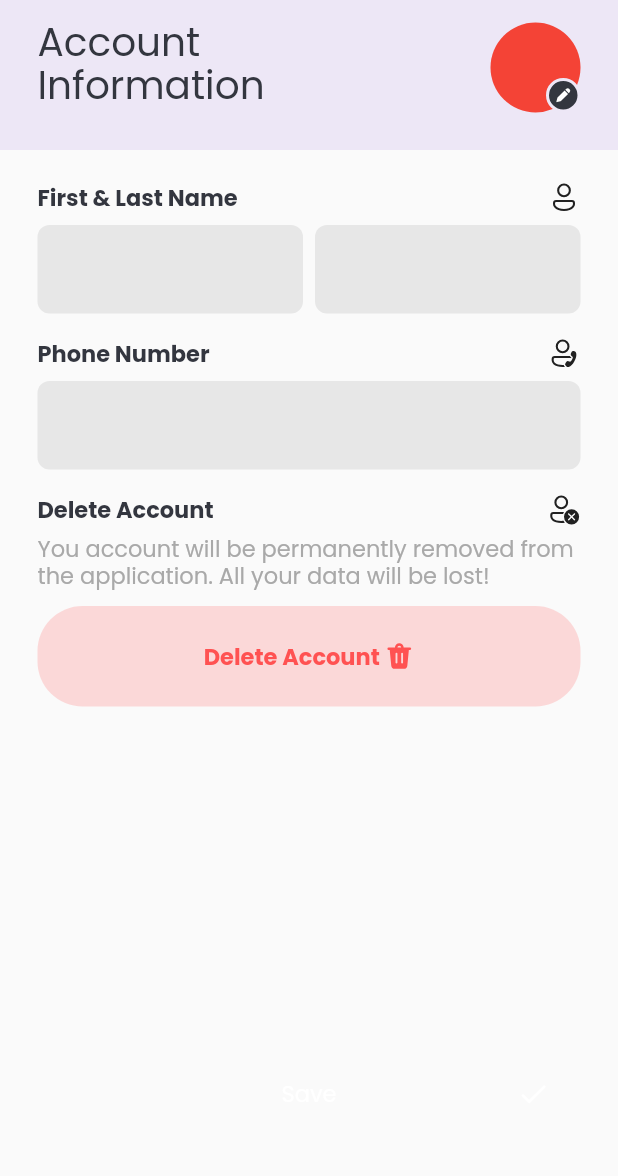
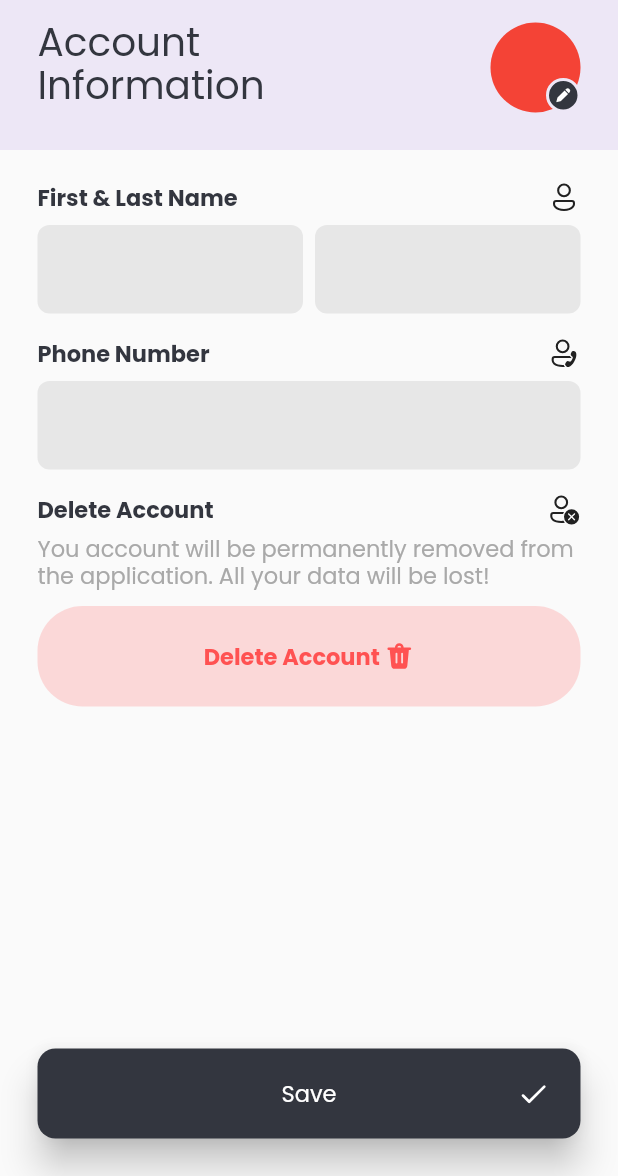
Before and after one commit to Omar-IDOUDAOUD/aissam-store-old, a Flutter app: the SettingsAccountInfo screen opened by its route, on a phone screen of 412 x 824 dp, the part 60-1236 px from its top. Run offline on Flutter 3.47's test engine with Material 2 defaults, Android fonts, the phone set to English and light mode, and no system bars; our stand-ins replace cloud_firestore, connectivity_plus, firebase_auth, firebase_core, firebase_storage, flutter_svg and 3 more; accounts and stored records are empty; network calls fail; project files that could hold a hidden picture were left out.

Commit message:
add button builder

```diff
--- a/lib/models/product.dart
+++ b/lib/models/product.dart
@@ -137,5 +137,6 @@ class Product {
         categories: ['Qaftans'],
         reviews: 5,
         rankingAverage: 4,
+        sells: 4,
       );
 }
--- a/lib/view/add_checkout_address/add_checkout_address.dart
+++ b/lib/view/add_checkout_address/add_checkout_address.dart
@@ -1,5 +1,5 @@
 import 'package:aissam_store/core/constants/colors.dart';
-import 'package:aissam_store/view/public/button.dart';
+import 'package:aissam_store/view/public/button/button.dart';
 import 'package:aissam_store/view/public/text_field.dart';
 import 'package:flutter/material.dart';
 import 'package:flutter_svg/svg.dart';
--- a/lib/view/auth/authentication.dart
+++ b/lib/view/auth/authentication.dart
@@ -4,7 +4,7 @@ import 'package:aissam_store/services/auth/auth_result.dart';
 import 'package:aissam_store/services/auth/authentication.dart';
 import 'package:aissam_store/view/auth/widgets/sign_in_tab_fields.dart';
 import 'package:aissam_store/view/auth/widgets/sign_up_tab_field.dart';
-import 'package:aissam_store/view/public/button.dart';
+import 'package:aissam_store/view/public/button/button.dart';
 import 'package:flutter/material.dart';
 import 'package:flutter_svg/svg.dart';
 import 'package:get/get.dart';
--- a/lib/view/checkout/chackout.dart
+++ b/lib/view/checkout/chackout.dart
@@ -2,7 +2,7 @@ import 'package:aissam_store/core/constants/colors.dart';
 import 'package:aissam_store/view/checkout/steps/payment.dart';
 import 'package:aissam_store/view/checkout/steps/review.dart';
 import 'package:aissam_store/view/checkout/steps/shipping.dart';
-import 'package:aissam_store/view/public/button.dart';
+import 'package:aissam_store/view/public/button/button.dart';
 import 'package:flutter/material.dart';
 import 'package:flutter_svg/flutter_svg.dart';
 import 'package:get/get.dart';
--- a/lib/view/home/tabs/my_cart/widgets/modify_button.dart
+++ b/lib/view/home/tabs/my_cart/widgets/modify_button.dart
@@ -1,9 +1,10 @@
-import 'package:aissam_store/view/public/button.dart';
+import 'package:aissam_store/view/public/button/button.dart';
 import 'package:flutter/material.dart';
 import 'package:flutter_svg/flutter_svg.dart';
 import 'package:get/get.dart';
 
-import 'package:aissam_store/view/product_dets/add_to_cart_bottom_sheet/add_to_card_bottom_sheet.dart' as ProductDetsPage ;
+import 'package:aissam_store/view/product_dets/add_to_cart_bottom_sheet/add_to_card_bottom_sheet.dart'
+    as ProductDetsPage;
 import 'package:aissam_store/view/home/tabs/my_cart/widgets/cart_item.dart'
     as CartItemFile show Button;
 
@@ -92,7 +93,6 @@ class _ModifyButtonState extends State<ModifyButton>
     );
   }
 
-
   void _closeAddToCartButton() {
     Get.back();
     _modifyProductButtonOverLayAnCtrl.reverse().then((value) {
--- a/lib/view/home/tabs/settings/settings.dart
+++ b/lib/view/home/tabs/settings/settings.dart
@@ -1,6 +1,6 @@
 import 'package:aissam_store/controller/connectivity.dart';
 import 'package:aissam_store/core/constants/colors.dart';
-import 'package:aissam_store/view/public/button.dart';
+import 'package:aissam_store/view/public/button/button.dart';
 import 'package:flutter/cupertino.dart';
 import 'package:flutter/material.dart';
 import 'package:flutter_svg/svg.dart';
--- a/lib/view/product_dets/add_to_cart_bottom_sheet/add_to_cart_button.dart
+++ b/lib/view/product_dets/add_to_cart_bottom_sheet/add_to_cart_button.dart
@@ -1,4 +1,4 @@
-import 'package:aissam_store/view/public/button.dart';
+import 'package:aissam_store/view/public/button/button.dart';
 import 'package:flutter/cupertino.dart';
 import 'package:flutter/material.dart';
 import 'package:flutter_svg/flutter_svg.dart';
--- a/lib/view/product_dets/add_to_cart_bottom_sheet/proceed_to_checkout_button.dart
+++ b/lib/view/product_dets/add_to_cart_bottom_sheet/proceed_to_checkout_button.dart
@@ -1,4 +1,4 @@
-import 'package:aissam_store/view/public/button.dart';
+import 'package:aissam_store/view/public/button/button.dart';
 import 'package:flutter/material.dart';
 import 'package:flutter_svg/flutter_svg.dart';
 import 'package:get/get.dart';
--- a/lib/view/public/button.dart
+++ /dev/null
@@ -1,66 +0,0 @@
-import 'package:aissam_store/core/constants/colors.dart';
-import 'package:flutter/cupertino.dart';
-import 'package:flutter/material.dart';
-
-class Button extends StatefulWidget {
-  Button({
-    super.key,
-    this.onPressed,
-    required this.child,
-    this.isHeightMinimize = false,
-    this.isOutline = false,
-    this.padding,
-    this.enabled = true,
-  });
-  final Function()? onPressed;
-  final Widget child;
-  final bool isHeightMinimize;
-  final bool isOutline;
-  final EdgeInsets? padding;
-  final bool enabled;
-
-  @override
-  State<Button> createState() => _ButtonState();
-}
-
-class _ButtonState extends State<Button> {
-  @override
-  Widget build(BuildContext context) {
-    return MaterialButton(
-      height: widget.isHeightMinimize ? 60 : 75,
-      elevation: !widget.isOutline && widget.enabled ? 10 : 0,
-      focusElevation: 0,
-      highlightElevation: 0,
-      padding: EdgeInsets.zero,
-      hoverElevation: 0,
-      color: widget.isOutline ? Colors.transparent : CstColors.a,
-      onPressed: widget.enabled ? widget.onPressed : () {},
-      splashColor: Colors.black.withOpacity(.1),
-      focusColor: Colors.transparent,
-      highlightColor: Colors.transparent,
-      hoverColor: Colors.transparent,
-      shape: RoundedRectangleBorder(
-        borderRadius: BorderRadius.circular(widget.isHeightMinimize ? 12 : 15),
-        side: widget.isOutline
-            ? BorderSide(color: CstColors.a, width: 2)
-            : BorderSide.none,
-      ),
-      child: DecoratedBox(
-        position: DecorationPosition.foreground,
-        decoration: BoxDecoration(
-          borderRadius:
-              BorderRadius.circular(widget.isHeightMinimize ? 12 : 15),
-          color: !widget.enabled ? Colors.black.withOpacity(.2) : null,
-        ),
-        child: Padding(
-          padding: widget.padding ??
-              EdgeInsets.symmetric(
-                horizontal: widget.isHeightMinimize ? 20 : 30,
-                vertical: 10,
-              ),
-          child: widget.child,
-        ),
-      ),
-    );
-  }
-}
--- /dev/null
+++ b/lib/view/public/button/button.dart
@@ -0,0 +1,126 @@
+import 'package:aissam_store/core/constants/colors.dart';
+import 'package:flutter/cupertino.dart';
+import 'package:flutter/material.dart';
+import 'package:get/get.dart';
+
+import 'button_color_builder.dart';
+
+class Button extends StatefulWidget {
+  Button({
+    super.key,
+    this.onPressed,
+    required this.child,
+    this.isHeightMinimize = false,
+    this.isOutline = false,
+    this.padding,
+    this.enabled = true,
+  });
+  final Function()? onPressed;
+  final Widget child;
+  final bool isHeightMinimize;
+  final bool isOutline;
+  final EdgeInsets? padding;
+  final bool enabled;
+
+  @override
+  State<Button> createState() => _ButtonState();
+}
+
+class _ButtonState extends State<Button> {
+  @override
+  Widget build(BuildContext context) {
+    // return MaterialButton(
+    //   height: widget.isHeightMinimize ? 60 : 75,
+    //   elevation: !widget.isOutline && widget.enabled ? 10 : 0,
+    //   focusElevation: 0,
+    //   highlightElevation: 0,
+    //   padding: EdgeInsets.zero,
+    //   hoverElevation: 0,
+    //   color: widget.isOutline ? Colors.transparent : CstColors.a,
+    //   onPressed: widget.enabled ? widget.onPressed : () {},
+    //   splashColor: Colors.black.withOpacity(.1),
+    //   focusColor: Colors.transparent,
+    //   highlightColor: Colors.transparent,
+    //   hoverColor: Colors.transparent,
+    //   shape: RoundedRectangleBorder(
+    //     borderRadius: BorderRadius.circular(widget.isHeightMinimize ? 12 : 15),
+    //     side: widget.isOutline
+    //         ? BorderSide(color: CstColors.a, width: 2)
+    //         : BorderSide.none,
+    //   ),
+    //   child: DecoratedBox(
+    //     position: DecorationPosition.foreground,
+    //     decoration: BoxDecoration(
+    //       borderRadius:
+    //           BorderRadius.circular(widget.isHeightMinimize ? 12 : 15),
+    //       color: !widget.enabled ? Colors.black.withOpacity(.2) : null,
+    //     ),
+    //     child: Padding(
+    //       padding: widget.padding ??
+    //           EdgeInsets.symmetric(
+    //             horizontal: widget.isHeightMinimize ? 20 : 30,
+    //             vertical: 10,
+    //           ),
+    //       child: widget.child,
+    //     ),
+    //   ),
+    // );
+    final borderRadius =
+        BorderRadius.circular(widget.isHeightMinimize ? 12 : 15);
+    return ButtonColorBuilder(
+        color: widget.isOutline ? Colors.white : CstColors.a,
+        onTap: widget.enabled ? widget.onPressed : null,
+        builder: (color, focus) {
+          return AnimatedPhysicalModel(
+            borderRadius: borderRadius,
+            duration: 100.milliseconds,
+            shape: BoxShape.rectangle,
+            animateColor: false,
+            color: Colors.transparent,
+            shadowColor: Colors.black,
+            elevation: focus
+                ? 0
+                : !widget.isOutline && widget.enabled
+                    ? 10
+                    : 0,
+            child: Container(
+              // duration: 200.milliseconds,
+              height: widget.isHeightMinimize ? 60 : 75,
+              decoration: BoxDecoration(
+                // boxShadow:
+                //     ? [
+                //         BoxShadow(
+                //             blurRadius: 20,
+                //             color: Colors.black.withOpacity(.5),
+                //             offset: Offset())
+                //       ]
+                //     : null,
+                borderRadius: borderRadius,
+
+                color: color,
+                border: widget.isOutline
+                    ? Border.all(color: CstColors.a, width: 2)
+                    : null,
+              ),
+              foregroundDecoration: BoxDecoration(
+                borderRadius: borderRadius,
+                color: !widget.enabled ? Colors.black.withOpacity(.2) : null,
+              ),
+              padding: widget.padding ??
+                  EdgeInsets.symmetric(
+                    horizontal: widget.isHeightMinimize ? 20 : 30,
+                    vertical: 10,
+                  ),
+              child: widget.child,
+
+              // splashColor: Colors.black.withOpacity(.1),
+              // focusColor: Colors.transparent,
+              // highlightColor: Colors.transparent,
+              // hoverColor: Colors.transparent,
+              // shape: RoundedRectangleBorder(
+              // ),
+            ),
+          );
+        });
+  }
+}
--- /dev/null
+++ b/lib/view/public/button/button_color_builder.dart
@@ -0,0 +1,86 @@
+import 'package:flutter/material.dart';
+import 'package:get/get.dart';
+
+class ButtonColorBuilder extends StatefulWidget {
+  const ButtonColorBuilder(
+      {super.key,
+      required this.color,
+      required this.builder,
+      this.onTap,
+      this.focusColor});
+
+  final Color color;
+  final Widget Function(Color currentColor, bool isFocus) builder;
+  final Function()? onTap;
+  final Color? focusColor;
+
+  @override
+  State<ButtonColorBuilder> createState() => _ButtonColorBuilderState();
+}
+
+class _ButtonColorBuilderState extends State<ButtonColorBuilder>
+    with SingleTickerProviderStateMixin {
+  late final AnimationController _animationController;
+  late final Animation<Color?> _animation;
+
+  @override
+  void initState() {
+    // TODO: implement initState
+    super.initState();
+    _animationController =
+        AnimationController(vsync: this, duration: 100.milliseconds);
+    _animation = ColorTween(
+            begin: widget.color,
+            end:
+                widget.focusColor ?? Color.lerp(widget.color, Colors.black, .2))
+        .animate(CurvedAnimation(
+            parent: _animationController, curve: Curves.linearToEaseOut));
+  }
+
+  @override
+  void dispose() {
+    // TODO: implement dispose
+    _animationController.dispose();
+    super.dispose();
+  }
+
+  bool _isFocus = false;
+  @override
+  Widget build(BuildContext context) {
+    return GestureDetector(
+      onTap: widget.onTap,
+      // onTapUp: (d) => widget.onTap != null ? widget.onTap!() : null,
+      // onLongPress: widget.onTap,
+      onLongPressDown: (c) {
+        _isFocus = true;
+        _animationController.animateTo(1, duration: 50.milliseconds);
+      },
+      onLongPressCancel: () {
+        _isFocus = false;
+        _animationController.reverse();
+      },
+      onLongPressUp: () {
+        // if (widget.onTap != null) widget.onTap!();
+        _isFocus = false;
+        _animationController.reverse();
+      },
+      // onTapDown: (c) {},
+      // onTapCancel: () {
+      //   // _animationController.animate(1);
+      //   _isFocus = false;
+      //   _animationController.reverse();
+      // },
+      // onTapUp: (c) {
+      //   _isFocus = false;
+
+      //   _animationController.reverse();
+      // },
+      child: AnimatedBuilder(
+        animation: _animation,
+        builder: (context, c) {
+          return widget.builder(_animation.value!, _isFocus);
+        },
+      ),
+    );
+  }
+}
--- a/lib/view/settings/account_info.dart
+++ b/lib/view/settings/account_info.dart
@@ -1,7 +1,7 @@
 import 'dart:math';
 
 import 'package:aissam_store/core/constants/colors.dart';
-import 'package:aissam_store/view/public/button.dart';
+import 'package:aissam_store/view/public/button/button.dart';
 import 'package:aissam_store/view/public/text_field.dart';
 import 'package:flutter/material.dart';
 import 'package:flutter_svg/svg.dart';
@@ -237,7 +237,7 @@ class _SettingsAccountInfoState extends State<SettingsAccountInfo> {
                     ),
                   ),
                   Spacer(),
-                   Button(
+                  Button(
                     isHeightMinimize: true,
                     child: Row(
                       mainAxisAlignment: MainAxisAlignment.spaceBetween,
--- a/lib/view/settings/addresses.dart
+++ b/lib/view/settings/addresses.dart
@@ -3,7 +3,7 @@ import 'dart:math';
 import 'package:aissam_store/core/constants/colors.dart';
 import 'package:aissam_store/view/checkout/steps/shipping.dart' as CheckoutPage
     show AddressCard;
-import 'package:aissam_store/view/public/button.dart';
+import 'package:aissam_store/view/public/button/button.dart';
 import 'package:flutter/material.dart';
 import 'package:flutter_svg/flutter_svg.dart';
 import 'package:get/get.dart';
--- a/lib/view/settings/appearence.dart
+++ b/lib/view/settings/appearence.dart
@@ -1,7 +1,7 @@
 import 'dart:math';
 
 import 'package:aissam_store/core/constants/colors.dart';
-import 'package:aissam_store/view/public/button.dart';
+import 'package:aissam_store/view/public/button/button.dart';
 import 'package:aissam_store/view/public/radio.dart';
 import 'package:flutter/cupertino.dart';
 import 'package:flutter/material.dart';
@@ -67,7 +67,6 @@ class _HeaderDelegate extends SliverPersistentHeaderDelegate {
             left: 20,
             child: GestureDetector(
               onTap: Get.back,
-
               child: SvgPicture.asset(
                 'assets/icons/ic_fluent_chevron_left_24_filled.svg',
                 color: CstColors.a,
@@ -109,7 +108,6 @@ class _HeaderDelegate extends SliverPersistentHeaderDelegate {
                         fontWeight: FontWeight.normal,
                       ),
                     ),
-
                     Text(
                       isLightTheme ? 'Light Theme' : 'Dark Theme',
                       style: Get.textTheme.bodyMedium!.copyWith(
@@ -206,7 +204,6 @@ class _SettingsAppearenceState extends State<SettingsAppearence> {
                         ],
                       ),
                     ),
-
                     SizedBox(height: 5),
                   ],
                 )),
--- a/lib/view/settings/notifications.dart
+++ b/lib/view/settings/notifications.dart
@@ -1,7 +1,7 @@
 import 'dart:math';
 
 import 'package:aissam_store/core/constants/colors.dart';
-import 'package:aissam_store/view/public/button.dart';
+import 'package:aissam_store/view/public/button/button.dart';
 import 'package:flutter_svg/svg.dart';
 import 'package:flutter_switch/flutter_switch.dart';
 import 'package:flutter/material.dart';
@@ -198,7 +198,6 @@ class _SettingsNotificationsState extends State<SettingsNotifications> {
                     ),
                   ),
                   SizedBox(height: 5),
-
                 ],
               ),
             ),
```
Also changed, not shown: lib/main.dart (+6 -6 lines), lib/view/home/tabs/widgets/categorie_item.dart (+10 -10 lines), lib/view/home/tabs/widgets/product_card.dart (+8 -5 lines), lib/view/public/button/button_scale_builder.dart (added, +55 -0 lines), lib/view/testing/test.dart (+104 -21 lines). Lines whose indentation alone changed are shown as unchanged.
